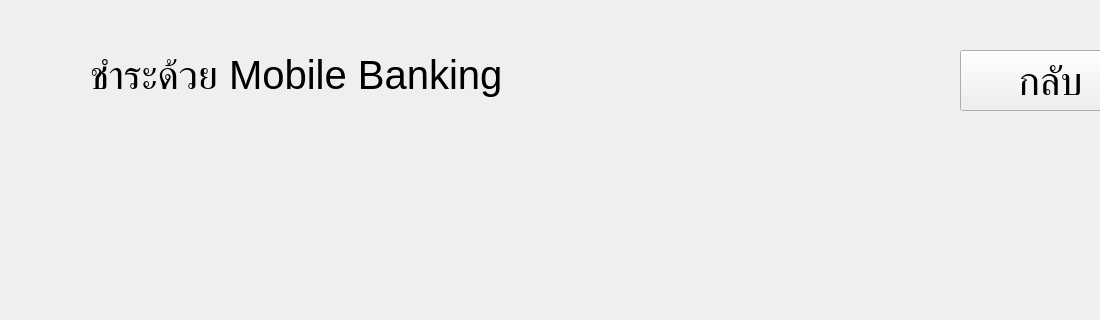
Above: ui/mobile_banking.ui from napassadol/rent_room_pyqt before the change; both pictures show x 0 to 1100 and y 0 to 320 of the 1280 by 800 pixel window. Below: the same form after it.
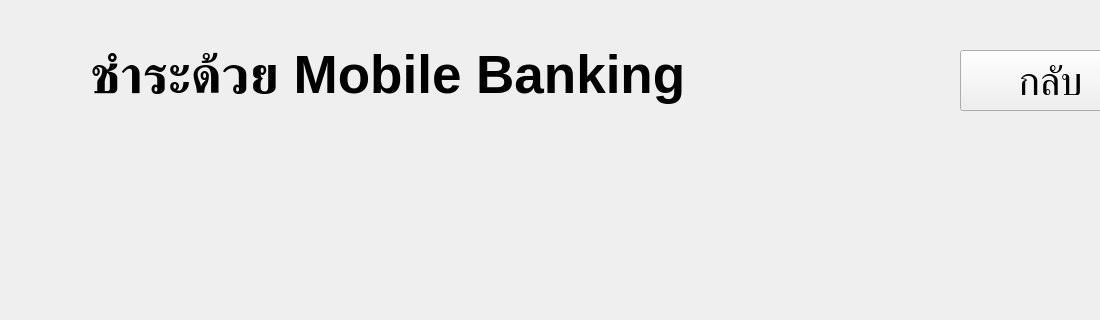
That is the form after the change. Icons and pictures are not drawn.

```diff
--- a/ui/mobile_banking.ui
+++ b/ui/mobile_banking.ui
@@ -33,7 +33,9 @@
     </property>
     <property name="font">
      <font>
-      <pointsize>30</pointsize>
+      <pointsize>40</pointsize>
+      <weight>75</weight>
+      <bold>true</bold>
      </font>
     </property>
     <property name="text">
```
